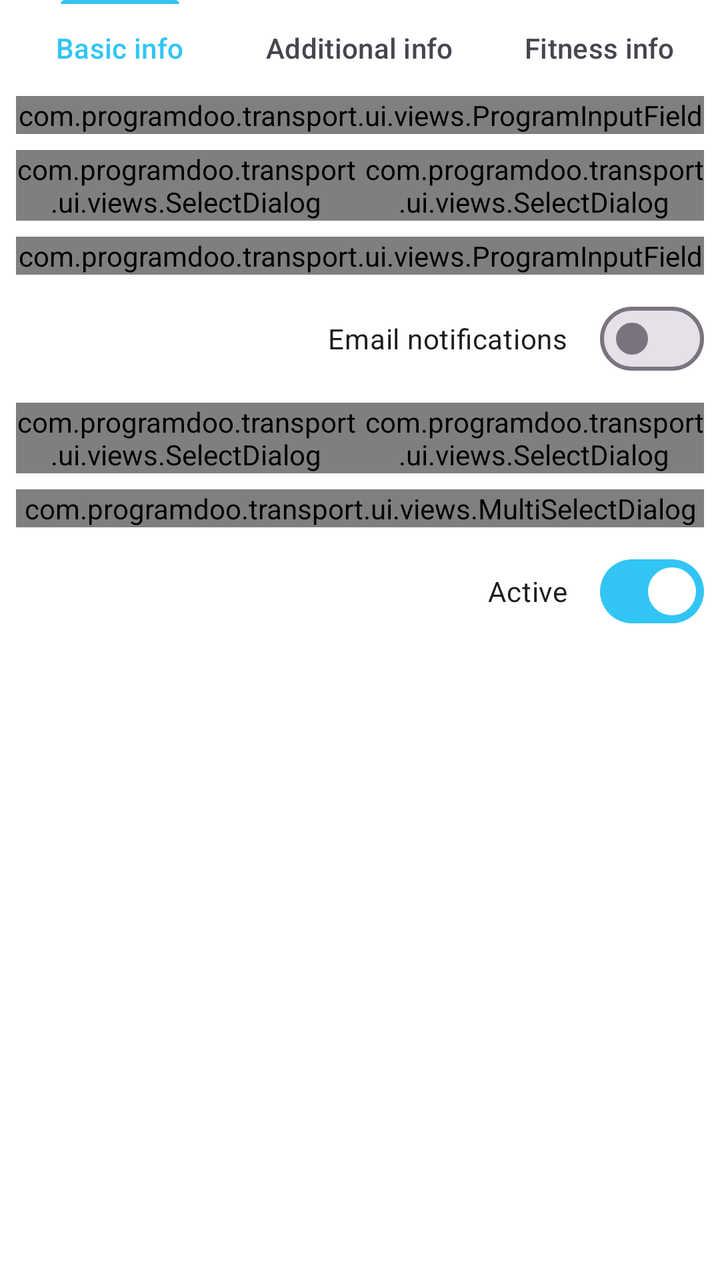
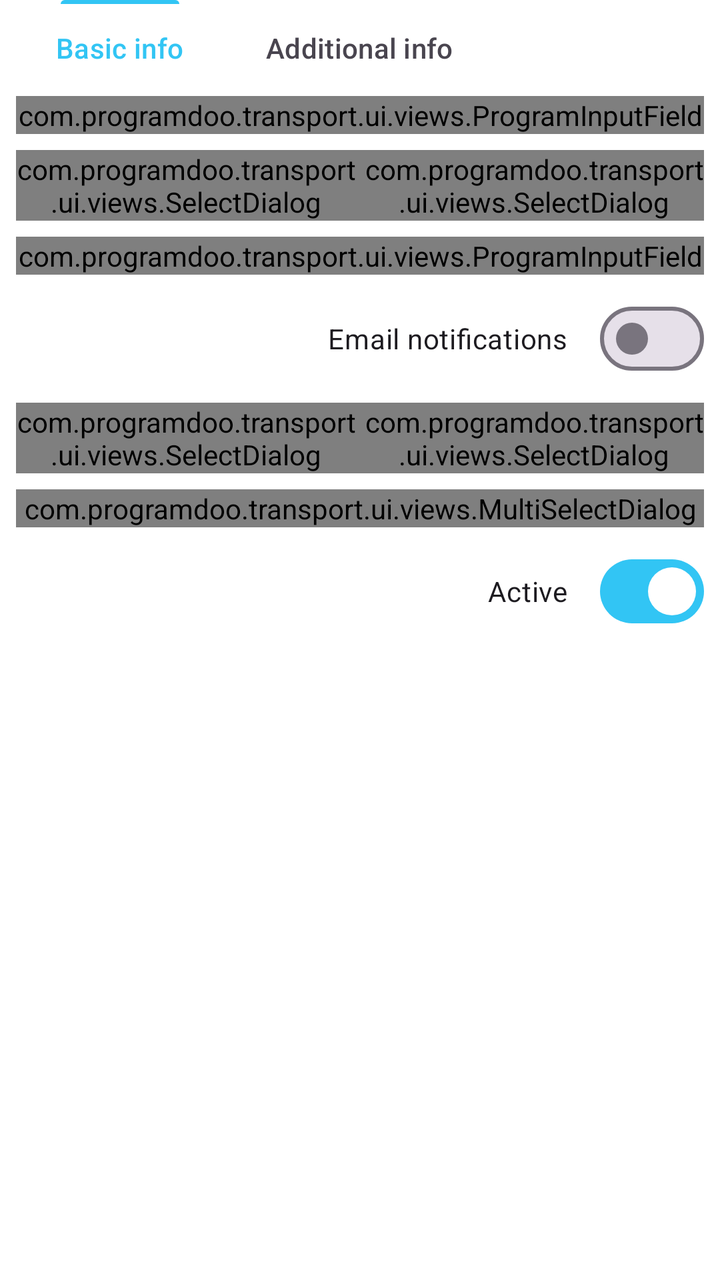

An Android layout rendered at two revisions. The XML below is the earlier revision; the diff shows what the commit changed to produce the second picture.
<!-- AndroidManifest.xml: application theme Theme.Fitnes -->
<!-- res/layout/fragment_edit_trainee_additional_info.xml -->
<?xml version="1.0" encoding="utf-8"?>
<layout xmlns:tools="http://schemas.android.com/tools"
    xmlns:app="http://schemas.android.com/apk/res-auto"
    xmlns:android="http://schemas.android.com/apk/res/android">
    <data>
        <variable
            name="trainee"
            type="com.programdoo.transport.data.models.dtos.trainees.SaveTraineeRequestModel" />
    </data>

    <androidx.constraintlayout.widget.ConstraintLayout
        android:layout_width="match_parent"
        android:layout_height="match_parent"
        android:orientation="vertical"
        >

        <com.google.android.material.tabs.TabLayout
            android:id="@+id/stepTabLayout"
            style="@style/TabLayout"
            app:tabIndicatorColor="@color/primary"
            app:layout_constraintTop_toTopOf="parent"
            app:layout_constraintStart_toStartOf="parent"
            app:layout_constraintEnd_toEndOf="parent">

            <com.google.android.material.tabs.TabItem
                android:layout_width="wrap_content"
                android:layout_height="wrap_content"
                android:text="@string/label_basic_info" />

            <com.google.android.material.tabs.TabItem
                android:layout_width="wrap_content"
                android:layout_height="wrap_content"
                android:text="@string/label_additional_info" />

            <com.google.android.material.tabs.TabItem
                android:layout_width="wrap_content"
                android:layout_height="wrap_content"
                android:text="@string/label_fitness_info" />
        </com.google.android.material.tabs.TabLayout>

        <ScrollView
            android:id="@+id/scrollView"
            android:layout_width="0dp"
            android:layout_height="0dp"
            style="@style/ContainerMain"
            app:layout_constraintBottom_toTopOf="@+id/actionButtons"
            app:layout_constraintEnd_toEndOf="parent"
            app:layout_constraintStart_toStartOf="parent"
            app:layout_constraintTop_toBottomOf="@+id/stepTabLayout">

            <LinearLayout
                android:layout_width="match_parent"
                android:layout_height="wrap_content"
                style="@style/ContainerItemVertical">

                <com.programdoo.transport.ui.views.ProgramInputField
                    android:id="@+id/ifBirthdate"
                    android:layout_width="match_parent"
                    android:layout_height="wrap_content"
                    android:hint="@string/label_date_of_birth"
                    android:inputType="date"
                    android:imeOptions="actionNext">
                </com.programdoo.transport.ui.views.ProgramInputField>

                <LinearLayout
                    android:layout_width="match_parent"
                    android:layout_height="wrap_content"
                    android:orientation="horizontal"
                    android:weightSum="2">

                    <com.programdoo.transport.ui.views.SelectDialog
                        android:id="@+id/selGender"
                        android:layout_width="match_parent"
                        android:layout_height="wrap_content"
                        android:hint="@string/label_gender"
                        android:layout_weight="1"
                        android:paddingEnd="2dp">
                    </com.programdoo.transport.ui.views.SelectDialog>

                    <com.programdoo.transport.ui.views.SelectDialog
                        android:id="@+id/selLanguage"
                        android:layout_width="match_parent"
                        android:layout_height="wrap_content"
                        android:hint="@string/label_language"
                        android:layout_weight="1"
                        android:paddingStart="2dp">
                    </com.programdoo.transport.ui.views.SelectDialog>

                </LinearLayout>

                <com.programdoo.transport.ui.views.ProgramInputField
                    android:id="@+id/ifEmail"
                    android:layout_width="match_parent"
                    android:layout_height="wrap_content"
                    android:hint="@string/label_email"
                    android:inputType="textEmailAddress"
                    android:imeOptions="actionNext">
                </com.programdoo.transport.ui.views.ProgramInputField>

                <LinearLayout
                    android:layout_width="match_parent"
                    android:layout_height="wrap_content"
                    android:orientation="horizontal"
                    android:gravity="end">

                    <com.google.android.material.materialswitch.MaterialSwitch
                        android:id="@+id/sReceiveEmailNotifications"
                        android:layout_width="wrap_content"
                        android:layout_height="wrap_content"
                        android:checked="false"
                        android:text="@string/label_receive_email_notifications"/>
                </LinearLayout>

                <LinearLayout
                    android:layout_width="match_parent"
                    android:layout_height="wrap_content"
                    android:orientation="horizontal"
                    android:weightSum="2">
                    <com.programdoo.transport.ui.views.SelectDialog
                        android:id="@+id/selOrgUnit"
                        android:layout_width="match_parent"
                        android:layout_height="wrap_content"
                        android:hint="@string/label_org_unit"
                        android:layout_weight="1"
                        android:paddingEnd="2dp">
                    </com.programdoo.transport.ui.views.SelectDialog>

                    <com.programdoo.transport.ui.views.SelectDialog
                        android:id="@+id/selCurrentTrainer"
                        android:layout_width="match_parent"
                        android:layout_height="wrap_content"
                        android:hint="@string/label_current_trainer"
                        android:layout_weight="1"
                        android:paddingStart="2dp">
                    </com.programdoo.transport.ui.views.SelectDialog>
                </LinearLayout>

                <com.programdoo.transport.ui.views.MultiSelectDialog
                    android:id="@+id/mselTraineeOrgUnits"
                    android:layout_width="match_parent"
                    android:layout_height="wrap_content"
                    android:hint="@string/label_visits_org_units">

                </com.programdoo.transport.ui.views.MultiSelectDialog>

                <LinearLayout
                    android:layout_width="match_parent"
                    android:layout_height="wrap_content"
                    android:orientation="horizontal"
                    android:gravity="end">

                    <com.google.android.material.materialswitch.MaterialSwitch
                        android:id="@+id/sActive"
                        android:layout_width="wrap_content"
                        android:layout_height="wrap_content"
                        android:checked="true"
                        android:text="@string/label_active"/>
                </LinearLayout>

                <com.programdoo.transport.ui.views.ProgramInputField
                    android:id="@+id/ifTerminationReason"
                    android:layout_width="match_parent"
                    android:layout_height="wrap_content"
                    android:hint="@string/label_termination_reason"
                    android:inputType="textMultiLine"
                    android:imeOptions="actionNext"
                    app:multiline="true"
                    android:visibility="gone">
                </com.programdoo.transport.ui.views.ProgramInputField>
            </LinearLayout>
        </ScrollView>

        <androidx.constraintlayout.widget.ConstraintLayout
            android:id="@+id/actionButtons"
            android:layout_width="match_parent"
            android:layout_height="wrap_content"
            style="@style/BottomButtonBar"
            app:layout_constraintBottom_toBottomOf="parent"
            app:layout_constraintEnd_toEndOf="parent"
            app:layout_constraintStart_toStartOf="parent"
            app:layout_constraintTop_toBottomOf="@+id/scrollView">

            <Button
                android:id="@+id/buttonCancel"
                style="@style/ProgramButton.Cancel"
                android:text="@string/label_cancel"
                app:layout_constraintTop_toTopOf="parent"
                app:layout_constraintBottom_toBottomOf="parent"
                app:layout_constraintStart_toStartOf="parent" />

            <LinearLayout
                style="@style/ButtonGroupHorizontal"
                app:layout_constraintEnd_toEndOf="parent"
                app:layout_constraintTop_toTopOf="parent"
                app:layout_constraintBottom_toBottomOf="parent">
                <Button
                    android:id="@+id/buttonPrevious"
                    style="@style/ProgramButton.Tertiary"
                    android:text="@string/label_previous"/>

                <Button
                    android:id="@+id/buttonNext"
                    style="@style/ProgramButton.Primary"
                    android:text="@string/label_next" />
            </LinearLayout>
        </androidx.constraintlayout.widget.ConstraintLayout>
    </androidx.constraintlayout.widget.ConstraintLayout>
</layout>
<!-- resources referenced by this layout -->
<resources>
  <color name="primary">#32c5f4</color>
  <string name="label_active">Active</string>
  <string name="label_additional_info">Additional info</string>
  <string name="label_basic_info">Basic info</string>
  <string name="label_cancel">Cancel</string>
  <string name="label_current_trainer">Current trainer</string>
  <string name="label_date_of_birth">Date of birth</string>
  <string name="label_email">Email</string>
  <string name="label_fitness_info">Fitness info</string>
  <string name="label_gender">Gender</string>
  <string name="label_language">Language</string>
  <string name="label_next">Next</string>
  <string name="label_org_unit">Center</string>
  <string name="label_previous">Previous</string>
  <string name="label_receive_email_notifications">Email notifications</string>
  <string name="label_termination_reason">Termination reason</string>
  <string name="label_visits_org_units">Visits centers</string>
  <style name="BottomButtonBar">
          <item name="android:paddingVertical">@dimen/halfEdgePad</item>
          <item name="android:paddingHorizontal">@dimen/edgePad</item>
      </style>
  <style name="ContainerItemVertical">
          <item name="android:orientation">vertical</item>
          <item name="android:divider">@drawable/horizontal_spacer_8dp</item>
          <item name="android:showDividers">middle</item>
      </style>
  <style name="ContainerMain">
          <item name="android:fillViewport">true</item>
          <item name="android:paddingHorizontal">@dimen/edgePad</item>
          <item name="android:layout_width">0dp</item>
          <item name="android:layout_height">0dp</item>
      </style>
  <style name="ProgramButton.Cancel" parent="ProgramButton">
          <item name="android:backgroundTint">@color/secondary</item>
          <item name="android:textColor">@color/white</item>
      </style>
  <style name="ProgramButton.Primary" parent="ProgramButton">
          <item name="android:backgroundTint">@color/primary</item>
          <item name="android:textColor">@color/white</item>
      </style>
  <style name="ProgramButton.Tertiary" parent="ProgramButton">
          <item name="android:backgroundTint">@color/tertiary</item>
          <item name="android:textColor">@color/white</item>
      </style>
  <dimen name="halfEdgePad">4dp</dimen>
  <dimen name="edgePad">8dp</dimen>
  <!-- drawable vertical_spacer_2dp (drawable) -->
  <?xml version="1.0" encoding="utf-8"?>
  <shape
      xmlns:android="http://schemas.android.com/apk/res/android">
      <size android:width="2dp" />
      <solid android:color="@color/transparent" />
  </shape>
  <!-- drawable horizontal_spacer_8dp (drawable) -->
  <?xml version="1.0" encoding="utf-8"?>
  <shape
      xmlns:android="http://schemas.android.com/apk/res/android">
      <size android:height="@dimen/spacing" />
      <solid android:color="@color/transparent" />
  </shape>
  <color name="secondary">#020202</color>
  <color name="white">#FFFFFFFF</color>
  <color name="tertiary">#bfbfbf</color>
  <color name="primaryVariant">@color/primaryLighter</color>
  <color name="secondaryVariant">@color/secondaryLighter</color>
  <color name="black">#FF000000</color>
  <color name="surface">#F5F5F5</color>
  <color name="error">#b30000</color>
  <color name="accent">#171563</color>
  <color name="controlHighlight">#8CBF4E</color>
  <style name="ThemeOverlay.App.MaterialAlertDialog" parent="ThemeOverlay.Material3.MaterialAlertDialog">
          <item name="android:backgroundTint">@color/white</item>
      </style>
  <color name="transparent">#00ffffff</color>
  <dimen name="spacing">8dp</dimen>
  <dimen name="cornerRadius">8dp</dimen>
  <color name="primaryLighter">#e6ffff</color>
  <color name="secondaryLighter">#595959</color>
  <!-- unchanged entries left out for length: 4 -->
</resources>

<!-- the commit's change to res/layout/fragment_edit_trainee_additional_info.xml (unified diff, before → after) -->
@@ -34,8 +34,7 @@
 
             <com.google.android.material.tabs.TabItem
                 android:layout_width="wrap_content"
-                android:layout_height="wrap_content"
-                android:text="@string/label_fitness_info" />
+                android:layout_height="wrap_content" />
         </com.google.android.material.tabs.TabLayout>
 
         <ScrollView
@@ -129,7 +128,6 @@
                         android:id="@+id/selCurrentTrainer"
                         android:layout_width="match_parent"
                         android:layout_height="wrap_content"
-                        android:hint="@string/label_current_trainer"
                         android:layout_weight="1"
                         android:paddingStart="2dp">
                     </com.programdoo.transport.ui.views.SelectDialog>
@@ -138,8 +136,7 @@
                 <com.programdoo.transport.ui.views.MultiSelectDialog
                     android:id="@+id/mselTraineeOrgUnits"
                     android:layout_width="match_parent"
-                    android:layout_height="wrap_content"
-                    android:hint="@string/label_visits_org_units">
+                    android:layout_height="wrap_content">
 
                 </com.programdoo.transport.ui.views.MultiSelectDialog>
 
@@ -161,7 +158,6 @@
                     android:id="@+id/ifTerminationReason"
                     android:layout_width="match_parent"
                     android:layout_height="wrap_content"
-                    android:hint="@string/label_termination_reason"
                     android:inputType="textMultiLine"
                     android:imeOptions="actionNext"
                     app:multiline="true"
<!-- resource entries referenced after the edit -->
@@ -5,18 +5,14 @@
   <string name="label_additional_info">Additional info</string>
   <string name="label_basic_info">Basic info</string>
   <string name="label_cancel">Cancel</string>
-  <string name="label_current_trainer">Current trainer</string>
   <string name="label_date_of_birth">Date of birth</string>
   <string name="label_email">Email</string>
-  <string name="label_fitness_info">Fitness info</string>
   <string name="label_gender">Gender</string>
   <string name="label_language">Language</string>
   <string name="label_next">Next</string>
   <string name="label_org_unit">Center</string>
   <string name="label_previous">Previous</string>
   <string name="label_receive_email_notifications">Email notifications</string>
-  <string name="label_termination_reason">Termination reason</string>
-  <string name="label_visits_org_units">Visits centers</string>
   <style name="BottomButtonBar">
           <item name="android:paddingVertical">@dimen/halfEdgePad</item>
           <item name="android:paddingHorizontal">@dimen/edgePad</item>
